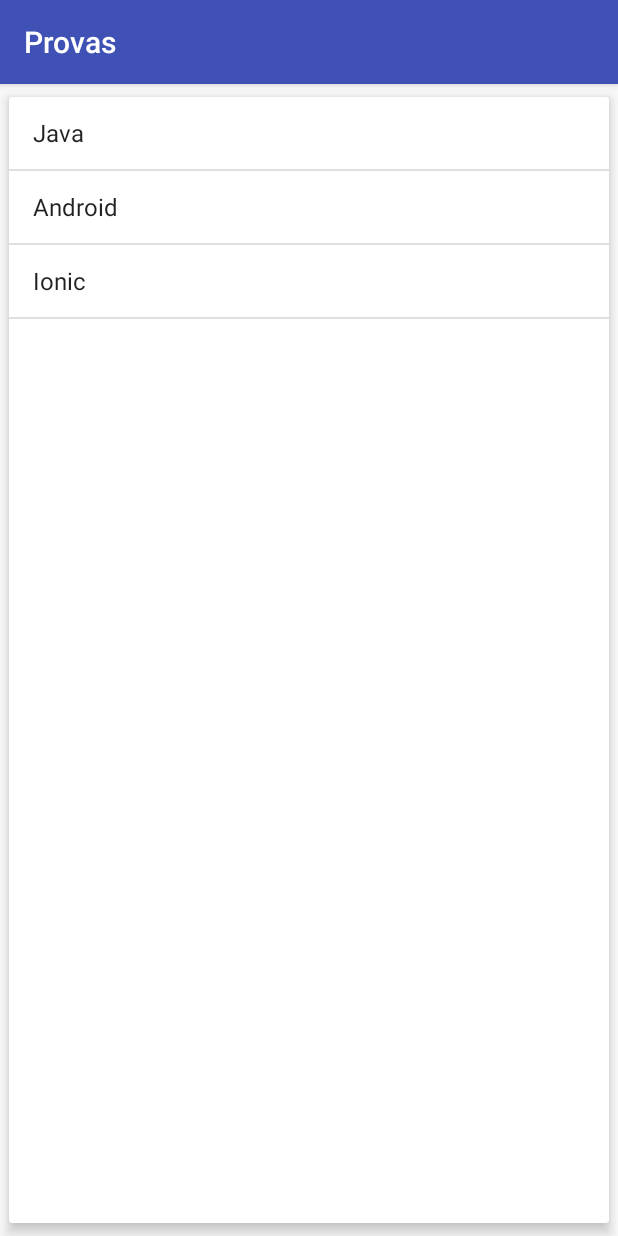
After one commit to lemefe21/android-agenda-alunos, an Android app: the ListaProvasFragment screen opened directly, with no data from a screen before it, on a phone screen of 412 x 824 dp. The commit adds this screen. Run offline under Robolectric (Android 15) with nearby library versions, the phone set to English and light mode, and no system bars.

Commit message:
Alterado a construção do nosso layout da tela de provas para iniciarmos a criação das telas com Fragments.

```diff
--- a/app/src/main/AndroidManifest.xml
+++ b/app/src/main/AndroidManifest.xml
@@ -45,7 +45,8 @@
         <activity
             android:name=".ProvasActivity"
             android:label="@string/prova" />
-        <activity android:name=".DetalhesProvaActivity"></activity>
+        <activity android:name=".DetalhesProvaActivity" />
+        <activity android:name=".ProvasTabletActivity"></activity>
     </application>
 
 </manifest>
--- /dev/null
+++ b/app/src/main/java/br/com/fleme/novaagendaalunos/ListaProvasFragment.java
@@ -0,0 +1,63 @@
+package br.com.fleme.novaagendaalunos;
+
+import android.content.Intent;
+import android.os.Bundle;
+import android.support.annotation.NonNull;
+import android.support.annotation.Nullable;
+import android.support.v4.app.Fragment;
+import android.view.LayoutInflater;
+import android.view.View;
+import android.view.ViewGroup;
+import android.widget.AdapterView;
+import android.widget.ArrayAdapter;
+import android.widget.ListView;
+import android.widget.Toast;
+
+import java.util.Arrays;
+import java.util.List;
+
+import br.com.fleme.novaagendaalunos.model.Prova;
+
+public class ListaProvasFragment extends Fragment {
+
+    @Nullable
+    @Override
+    public View onCreateView(@NonNull LayoutInflater inflater, @Nullable ViewGroup container, @Nullable Bundle savedInstanceState) {
+
+        //monta o nosso fragment
+
+        View view = inflater.inflate(R.layout.fragment_lista_provas, container, false);
+
+        List<String> topicosJava = Arrays.asList("Orientação a Objetos", "Classes e Objetos", "Herança e Polimorfismo");
+        Prova provaJava = new Prova("Java", "15/10/2018", topicosJava);
+
+        List<String> topicosAndroid = Arrays.asList("Activitys", "Recursos do Dispositivo", "Layouts");
+        Prova provaAndroid = new Prova("Android", "22/10/2018", topicosAndroid);
+
+        List<String> topicosIonic = Arrays.asList("Instalação e Configuração", "Componentes e Plugins", "Material Design");
+        Prova provaIonic = new Prova("Ionic", "24/10/2018", topicosIonic);
+
+        List<Prova> provas = Arrays.asList(provaJava, provaAndroid, provaIonic);
+
+        ArrayAdapter adapter = new ArrayAdapter<>(getContext(), android.R.layout.simple_list_item_1, provas);
+
+        ListView listView = view.findViewById(R.id.provas_lista);
+        listView.setAdapter(adapter);
+
+        listView.setOnItemClickListener(new AdapterView.OnItemClickListener() {
+            @Override
+            public void onItemClick(AdapterView<?> parent, View view, int position, long id) {
+                Prova prova = (Prova) parent.getItemAtPosition(position);
+                Toast.makeText(getContext(), "Clicou na prova " + prova, Toast.LENGTH_SHORT).show();
+
+                Intent intentDetalhesProva = new Intent(getContext(), DetalhesProvaActivity.class);
+                intentDetalhesProva.putExtra("prova", prova);
+
+                startActivity(intentDetalhesProva);
+
+            }
+        });
+
+        return view;
+    }
+}
--- a/app/src/main/java/br/com/fleme/novaagendaalunos/ProvasActivity.java
+++ b/app/src/main/java/br/com/fleme/novaagendaalunos/ProvasActivity.java
@@ -1,18 +1,9 @@
 package br.com.fleme.novaagendaalunos;
 
-import android.content.Intent;
+import android.support.v4.app.FragmentManager;
+import android.support.v4.app.FragmentTransaction;
 import android.support.v7.app.AppCompatActivity;
 import android.os.Bundle;
-import android.view.View;
-import android.widget.AdapterView;
-import android.widget.ArrayAdapter;
-import android.widget.ListView;
-import android.widget.Toast;
-
-import java.util.Arrays;
-import java.util.List;
-
-import br.com.fleme.novaagendaalunos.model.Prova;
 
 public class ProvasActivity extends AppCompatActivity {
 
@@ -21,35 +12,11 @@
         super.onCreate(savedInstanceState);
         setContentView(R.layout.activity_provas);
 
-        List<String> topicosJava = Arrays.asList("Orientação a Objetos", "Classes e Objetos", "Herança e Polimorfismo");
-        Prova provaJava = new Prova("Java", "15/10/2018", topicosJava);
-
-        List<String> topicosAndroid = Arrays.asList("Activitys", "Recursos do Dispositivo", "Layouts");
-        Prova provaAndroid = new Prova("Android", "22/10/2018", topicosAndroid);
-
-        List<String> topicosIonic = Arrays.asList("Instalação e Configuração", "Componentes e Plugins", "Material Design");
-        Prova provaIonic = new Prova("Ionic", "24/10/2018", topicosIonic);
-
-        List<Prova> provas = Arrays.asList(provaJava, provaAndroid, provaIonic);
-
-        ArrayAdapter adapter = new ArrayAdapter<>(this, android.R.layout.simple_list_item_1, provas);
-
-        ListView listView = findViewById(R.id.provas_lista);
-        listView.setAdapter(adapter);
-
-        listView.setOnItemClickListener(new AdapterView.OnItemClickListener() {
-            @Override
-            public void onItemClick(AdapterView<?> parent, View view, int position, long id) {
-                Prova prova = (Prova) parent.getItemAtPosition(position);
-                Toast.makeText(ProvasActivity.this, "Clicou na prova " + prova, Toast.LENGTH_SHORT).show();
-
-                Intent intentDetalhesProva = new Intent(ProvasActivity.this, DetalhesProvaActivity.class);
-                intentDetalhesProva.putExtra("prova", prova);
-
-                startActivity(intentDetalhesProva);
-
-            }
-        });
+        //coloca o fragment pronto dentro da tela que está utilizando o FrameLayout
+        FragmentManager fragmentManager = getSupportFragmentManager();
+        FragmentTransaction tx = fragmentManager.beginTransaction();
+        tx.replace(R.id.frame_principal, new ListaProvasFragment());
+        tx.commit();
 
     }
 }
--- a/app/src/main/res/layout/activity_provas.xml
+++ b/app/src/main/res/layout/activity_provas.xml
@@ -1,15 +1,8 @@
 <?xml version="1.0" encoding="utf-8"?>
-<android.support.v7.widget.CardView
+<FrameLayout
     xmlns:android="http://schemas.android.com/apk/res/android"
+    android:id="@+id/frame_principal"
     android:layout_width="match_parent"
-    android:layout_height="match_parent"
-    xmlns:app="http://schemas.android.com/apk/res-auto"
-    app:cardElevation="5dp"
-    app:cardUseCompatPadding="true" >
+    android:layout_height="match_parent" >
 
-    <ListView
-        android:id="@+id/provas_lista"
-        android:layout_width="match_parent"
-        android:layout_height="match_parent" />
-
-</android.support.v7.widget.CardView>
+</FrameLayout>
--- /dev/null
+++ b/app/src/main/res/layout/fragment_lista_provas.xml
@@ -0,0 +1,15 @@
+<?xml version="1.0" encoding="utf-8"?>
+<android.support.v7.widget.CardView
+    xmlns:android="http://schemas.android.com/apk/res/android"
+    android:layout_width="match_parent"
+    android:layout_height="match_parent"
+    xmlns:app="http://schemas.android.com/apk/res-auto"
+    app:cardElevation="5dp"
+    app:cardUseCompatPadding="true" >
+
+    <ListView
+        android:id="@+id/provas_lista"
+        android:layout_width="match_parent"
+        android:layout_height="match_parent" />
+
+</android.support.v7.widget.CardView>
```
Also changed, not shown: app/src/main/java/br/com/fleme/novaagendaalunos/ProvasTabletActivity.java (added, +13 -0 lines), app/src/main/res/layout/activity_provas_tablet.xml (added, +17 -0 lines).
